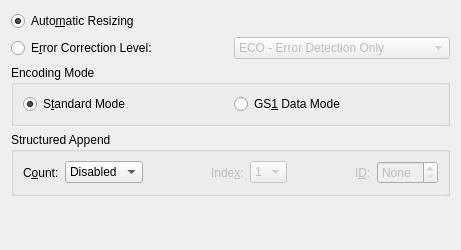
zint/zint, file frontend_qt/grpUltra.ui: the form before one commit.
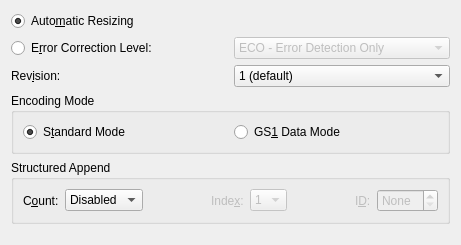
The form after the commit.

Commit message: ULTRA: add revision 2 support (based on BWIPP 2021-09-28 update) GUI: DMATRIX: disable DMRE if SQUARE checked; ULTRA: Size/Ecc buttongroup

```diff
--- a/frontend_qt/grpUltra.ui
+++ b/frontend_qt/grpUltra.ui
@@ -91,6 +91,36 @@
        </item>
       </widget>
      </item>
+     <item row="2" column="0">
+      <widget class="QLabel" name="labelUltraRevision">
+       <property name="text">
+        <string>Rev&amp;ision:</string>
+       </property>
+       <property name="toolTip">
+        <string>Set revision to use on output</string>
+       </property>
+       <property name="buddy">
+        <cstring>cmbUltraRevision</cstring>
+       </property>
+      </widget>
+     </item>
+     <item row="2" column="1">
+      <widget class="QComboBox" name="cmbUltraRevision">
+       <property name="toolTip">
+        <string>Set revision to use on output</string>
+       </property>
+       <item>
+        <property name="text">
+         <string>1 (default)</string>
+        </property>
+       </item>
+       <item>
+        <property name="text">
+         <string>2</string>
+        </property>
+       </item>
+      </widget>
+     </item>
     </layout>
    </item>
    <item>
@@ -381,7 +411,7 @@
      <property name="sizeHint" stdset="0">
       <size>
        <width>20</width>
-       <height>43</height>
+       <height>10</height>
       </size>
      </property>
     </spacer>
```
Left out of the diff: 15 changed lines with no effect on the pictures. The commit also changes 12 other files.
